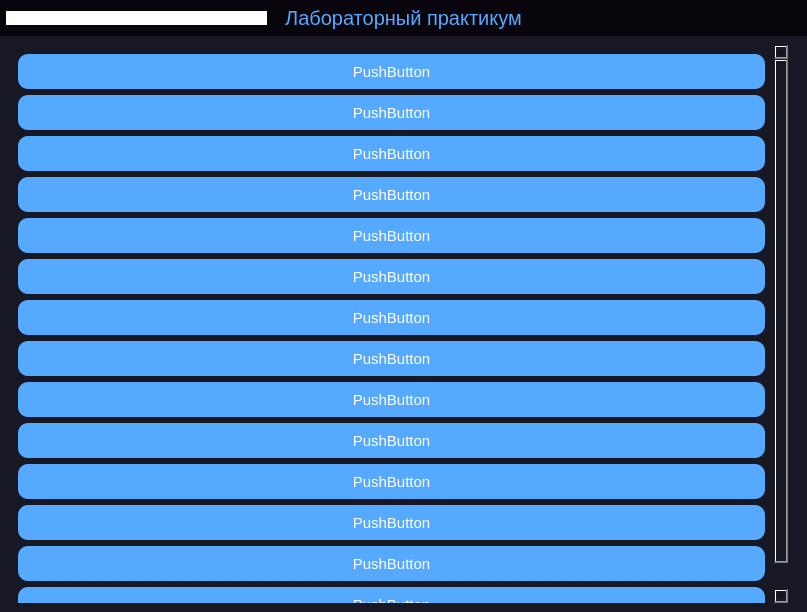
Above: src/interface.ui from KirillGalacti/raspberry before the change. Below: the same form after it.
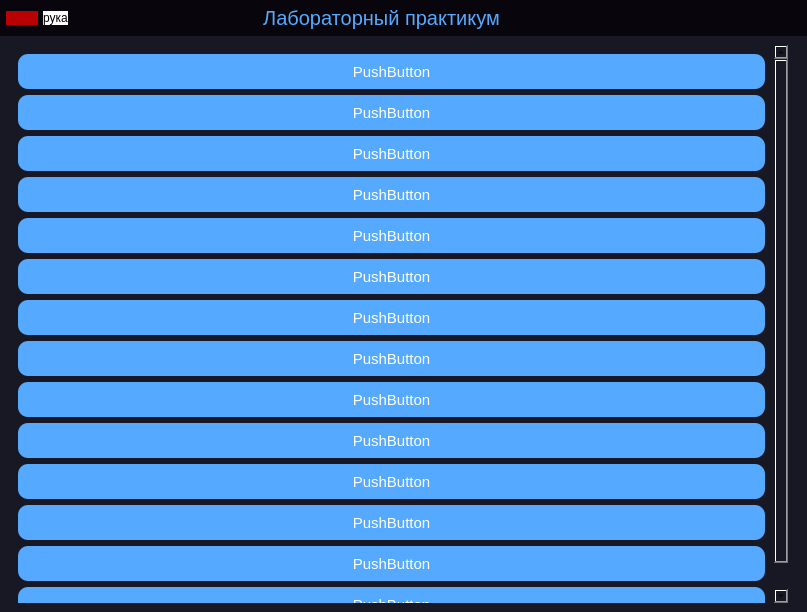
That is the form after the change. The open tabs and pages were chosen to show the change. Icons and pictures are not drawn.

```diff
--- a/src/interface.ui
+++ b/src/interface.ui
@@ -90,10 +90,50 @@
            <number>6</number>
           </property>
           <item>
+           <widget class="QFrame" name="frame_3">
+            <property name="sizePolicy">
+             <sizepolicy hsizetype="Preferred" vsizetype="Preferred">
+              <horstretch>0</horstretch>
+              <verstretch>0</verstretch>
+             </sizepolicy>
+            </property>
+            <property name="frameShape">
+             <enum>QFrame::StyledPanel</enum>
+            </property>
+            <property name="frameShadow">
+             <enum>QFrame::Raised</enum>
+            </property>
+            <layout class="QHBoxLayout" name="horizontalLayout_5" stretch="0,0">
+             <property name="spacing">
+              <number>5</number>
+             </property>
+             <property name="leftMargin">
+              <number>0</number>
+             </property>
+             <property name="topMargin">
+              <number>5</number>
+             </property>
+             <property name="rightMargin">
+              <number>0</number>
+             </property>
+             <property name="bottomMargin">
+              <number>5</number>
+             </property>
+             <item>
            <widget class="QPushButton" name="btn_page_1">
+               <property name="enabled">
+                <bool>true</bool>
+               </property>
+               <property name="sizePolicy">
+                <sizepolicy hsizetype="Fixed" vsizetype="Fixed">
+                 <horstretch>0</horstretch>
+                 <verstretch>0</verstretch>
+                </sizepolicy>
+               </property>
             <property name="styleSheet">
              <string notr="true">QPushButton{
-	background-color: #fff;
+	background-color: rgb(185, 0, 3);
+border-raduis: 10px
 }</string>
             </property>
             <property name="text">
@@ -103,13 +143,41 @@
              <iconset>
               <normaloff>icons/home.svg</normaloff>icons/home.svg</iconset>
             </property>
+               <property name="checkable">
+                <bool>false</bool>
+               </property>
             <property name="autoRepeatDelay">
              <number>300</number>
             </property>
            </widget>
           </item>
           <item>
+              <widget class="QPushButton" name="btn_hand_robot">
+               <property name="sizePolicy">
+                <sizepolicy hsizetype="Fixed" vsizetype="Fixed">
+                 <horstretch>0</horstretch>
+                 <verstretch>0</verstretch>
+                </sizepolicy>
+               </property>
+               <property name="styleSheet">
+                <string notr="true">background-color:rgb(255, 255, 255) </string>
+               </property>
+               <property name="text">
+                <string>рука</string>
+               </property>
+              </widget>
+             </item>
+            </layout>
+           </widget>
+          </item>
+          <item>
            <widget class="QLabel" name="label_3">
+            <property name="sizePolicy">
+             <sizepolicy hsizetype="MinimumExpanding" vsizetype="Fixed">
+              <horstretch>0</horstretch>
+              <verstretch>0</verstretch>
+             </sizepolicy>
+            </property>
             <property name="styleSheet">
              <string notr="true">QLabel{
 	color:white;
@@ -559,7 +627,7 @@
                </widget>
               </widget>
              </item>
-             <item alignment="Qt::AlignRight|Qt::AlignBottom">
+             <item>
               <widget class="QFrame" name="size_grip">
                <property name="minimumSize">
                 <size>
```
Left out of the diff: 4 changed lines with no effect on the pictures. Lines whose indentation alone changed are shown as unchanged.
